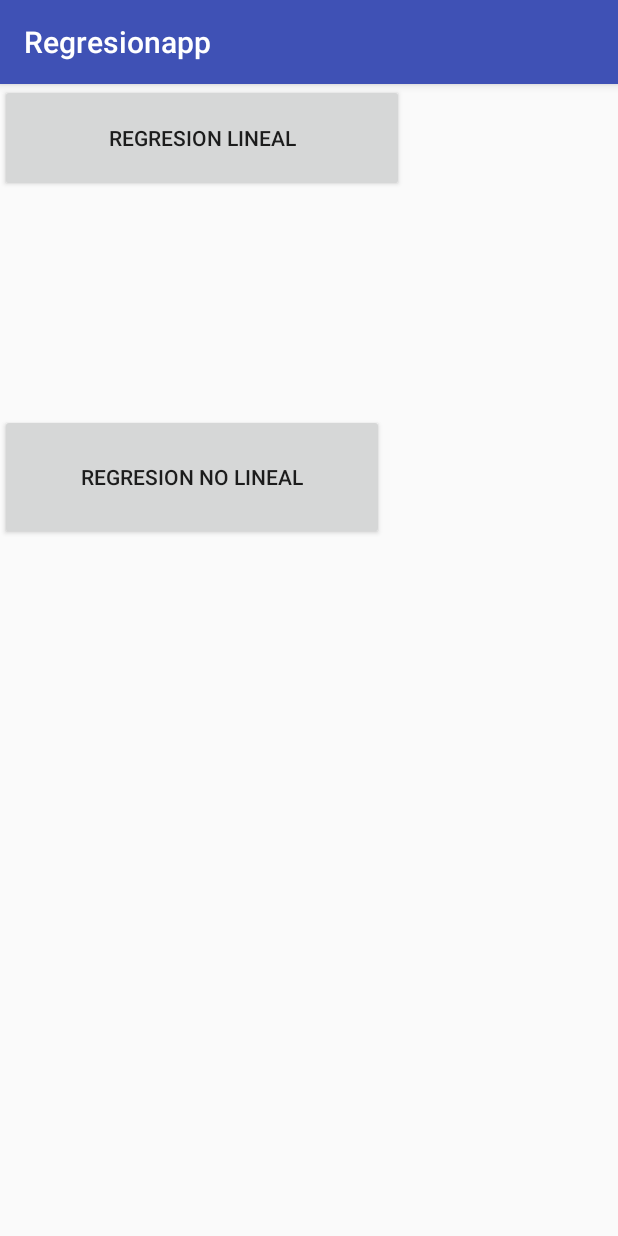
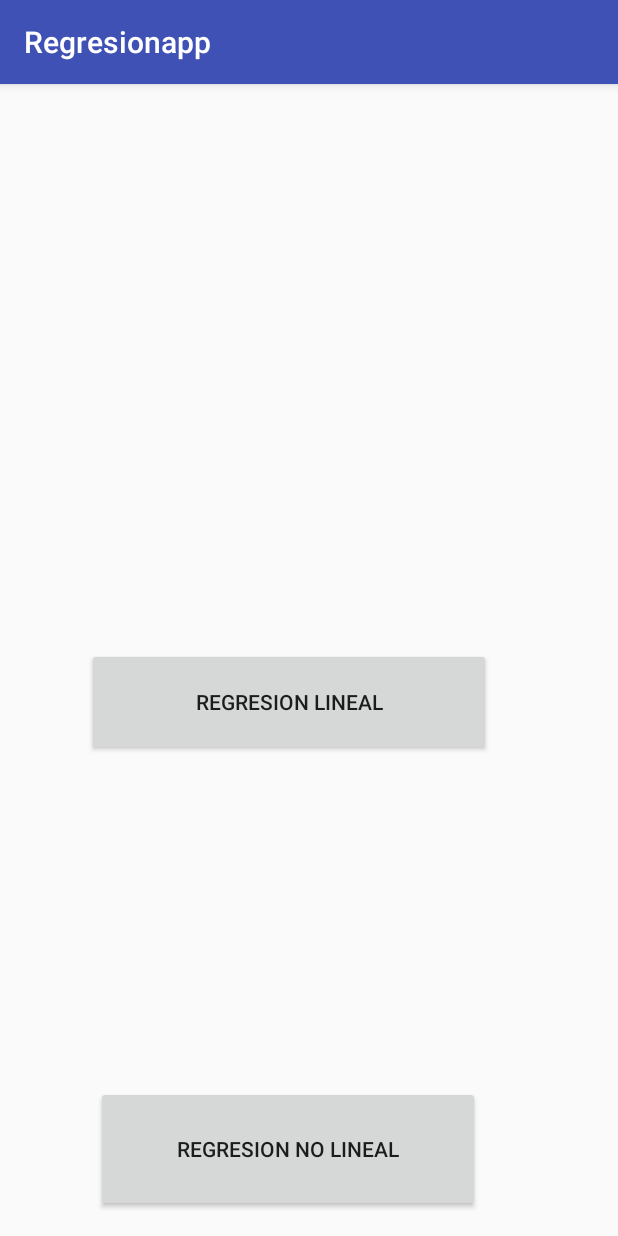
Before and after one commit to jhossmar/regresionapp, an Android app: the screen it shows after launch (MainActivity), on a phone screen of 412 x 824 dp. Run offline under Robolectric (Android 15) with nearby library versions, the phone set to English and light mode, and no system bars.

Commit message:
add activity regreseion lineal

```diff
--- a/app/src/main/AndroidManifest.xml
+++ b/app/src/main/AndroidManifest.xml
@@ -16,6 +16,9 @@
                 <category android:name="android.intent.category.LAUNCHER" />
             </intent-filter>
         </activity>
+        <activity
+            android:name=".LinealActivity"
+            android:label="@string/title_activity_main2"></activity>
     </application>
 
 </manifest>
--- a/app/src/main/java/com/example/marcelo/regresionapp/MainActivity.java
+++ b/app/src/main/java/com/example/marcelo/regresionapp/MainActivity.java
@@ -1,7 +1,10 @@
 package com.example.marcelo.regresionapp;
 
+import android.content.Intent;
 import android.support.v7.app.AppCompatActivity;
 import android.os.Bundle;
+import android.view.View;
+import android.widget.Button;
 
 public class MainActivity extends AppCompatActivity {
 
@@ -9,5 +12,16 @@ public class MainActivity extends AppCompatActivity {
     protected void onCreate(Bundle savedInstanceState) {
         super.onCreate(savedInstanceState);
         setContentView(R.layout.activity_main);
+
+        Button btn_lineal = (Button)findViewById(R.id.btn_lineal);
+        btn_lineal.setOnClickListener(new View.OnClickListener() {
+            @Override
+            public void onClick(View v) {
+                Intent itent= new Intent(MainActivity.this, LinealActivity.class);
+                startActivity(itent);
+            }
+        });
+
+
     }
 }
--- a/app/src/main/res/layout/activity_main.xml
+++ b/app/src/main/res/layout/activity_main.xml
@@ -7,21 +7,31 @@
     tools:context=".MainActivity">
 
     <Button
-        android:id="@+id/button2"
+        android:id="@+id/btn_lineal"
         android:layout_width="269dp"
         android:layout_height="72dp"
+        android:layout_marginStart="58dp"
+        android:layout_marginEnd="57dp"
+        android:layout_marginBottom="220dp"
         android:text="Regresion Lineal"
-        tools:layout_editor_absoluteX="58dp"
-        tools:layout_editor_absoluteY="86dp"
+        app:layout_constraintBottom_toTopOf="@+id/btn_no_lineal"
+        app:layout_constraintEnd_toEndOf="parent"
+        app:layout_constraintHorizontal_bias="0.0"
+        app:layout_constraintStart_toStartOf="parent"
         tools:ignore="MissingConstraints" />
 
     <Button
-        android:id="@+id/button3"
+        android:id="@+id/btn_no_lineal"
         android:layout_width="256dp"
         android:layout_height="84dp"
-        android:layout_marginTop="148dp"
+        android:layout_marginStart="64dp"
+        android:layout_marginEnd="64dp"
+        android:layout_marginBottom="16dp"
         android:text="Regresion No lineal"
-        app:layout_constraintTop_toBottomOf="@+id/button2"
-        tools:layout_editor_absoluteX="64dp"
+        app:layout_constraintBottom_toBottomOf="parent"
+        app:layout_constraintEnd_toEndOf="parent"
+        app:layout_constraintHorizontal_bias="0.0"
+        app:layout_constraintStart_toStartOf="parent"
         tools:ignore="MissingConstraints" />
+
 </android.support.constraint.ConstraintLayout>
--- a/app/src/main/res/values/strings.xml
+++ b/app/src/main/res/values/strings.xml
@@ -2,4 +2,6 @@
     <string name="app_name">Regresionapp</string>
     <string name="btn_reg_lineal_text">REGRESION LINEAL</string>
     <string name="btn_reg_no_lineal_text">REGRESION NO LINEAL</string>
+    <string name="title_activity_main2">Main2Activity</string>
+    <string name="btn_atras">ATRAS</string>
 </resources>
```
Also changed, not shown: app/src/main/java/com/example/marcelo/regresionapp/LinealActivity.java (added, +31 -0 lines), app/src/main/res/layout/activity_lineal.xml (added, +27 -0 lines).
